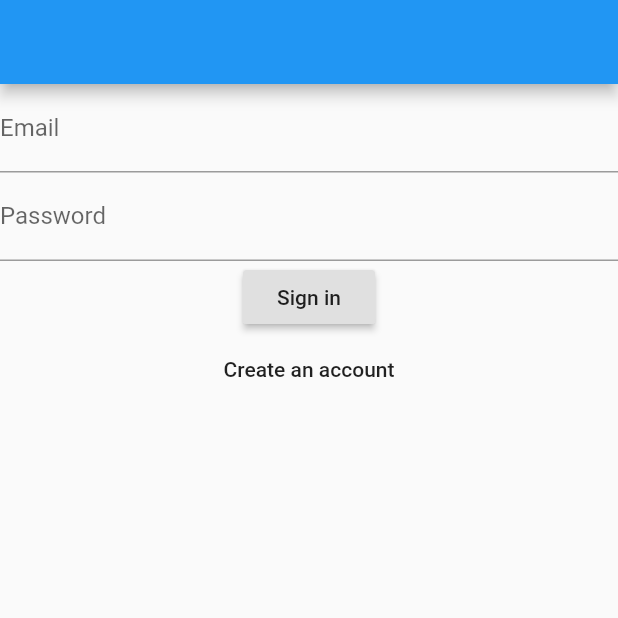
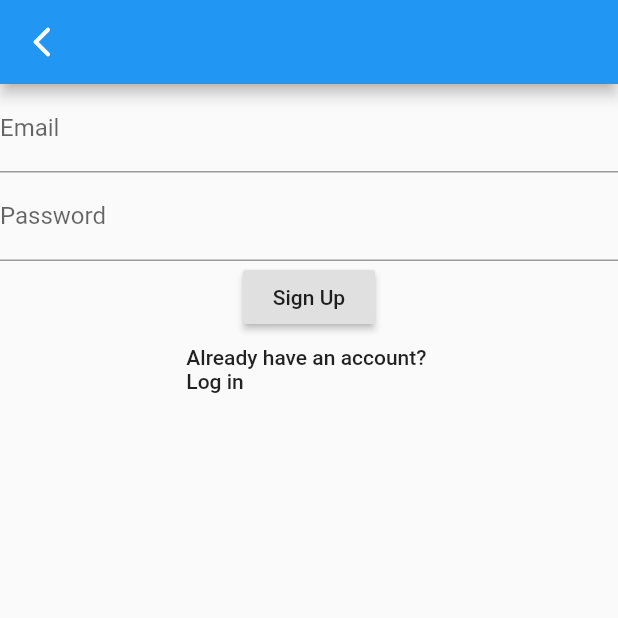
Before and after one commit to RichardMbingi/Simba-Share, a Flutter app: the screen it shows after launch, after a tap on "Create an account", on a phone screen of 412 x 824 dp, the top half of it. Run offline on Flutter 3.47's test engine with Material 2 defaults, Android fonts, the phone set to English and light mode, and no system bars; our stand-ins replace firebase_auth; accounts and stored records are empty.

Commit message:
Sign up and login functionality

```diff
--- a/lib/main.dart
+++ b/lib/main.dart
@@ -48,5 +48,3 @@ class HexColor extends Color {
 
   HexColor(final String hexColor) : super(_getColorFromHex(hexColor));
 }
-
-//TODO: Remove unnecessary pages
--- a/lib/ui/shared/shared.dart
+++ b/lib/ui/shared/shared.dart
@@ -1,2 +1,2 @@
 export 'appTheme.dart';
-export 'designCourseAppTheme.dart';
+export 'stockAppTheme.dart';
--- a/lib/ui/views/categoryListView.dart
+++ b/lib/ui/views/categoryListView.dart
@@ -1,7 +1,7 @@
 import 'package:simba_share/models/category.dart';
 import 'package:simba_share/main.dart';
 import 'package:flutter/material.dart';
-import 'package:simba_share/ui/shared/designCourseAppTheme.dart';
+import 'package:simba_share/ui/shared/stockAppTheme.dart';
 
 class CategoryListView extends StatefulWidget {
   final Function callBack;
--- a/lib/ui/views/homeDesignCourse.dart
+++ b/lib/ui/views/homeView.dart
@@ -1,10 +1,10 @@
 import 'package:simba_share/main.dart';
 import 'package:flutter/material.dart';
 import 'package:firebase_auth/firebase_auth.dart';
-import 'package:simba_share/ui/shared/designCourseAppTheme.dart';
+import 'package:simba_share/ui/shared/stockAppTheme.dart';
 import 'package:simba_share/ui/views/categoryListView.dart';
-import 'package:simba_share/ui/views/courseInfoScreen.dart';
-import 'package:simba_share/ui/views/popularCourseListView.dart';
+import 'package:simba_share/ui/views/stockInfoScreen.dart';
+import 'package:simba_share/ui/views/popularStockListView.dart';
 
 class DesignCourseHomeScreen extends StatefulWidget {
 
--- a/lib/ui/views/loginScreen.dart
+++ b/lib/ui/views/loginView.dart
@@ -1,6 +1,7 @@
 import 'package:firebase_auth/firebase_auth.dart';
 import 'package:flutter/material.dart';
-import 'package:simba_share/ui/views/homeDesignCourse.dart';
+import 'package:simba_share/ui/views/homeView.dart';
+import 'package:simba_share/ui/views/signUpView.dart';
 
 class LoginPage extends StatefulWidget {
   @override
@@ -23,12 +24,13 @@ class _LoginPageState extends State<LoginPage> {
       ),
     );
 
-    return new Scaffold(
-      appBar: new AppBar(),
+    return Scaffold(
+      appBar: AppBar(),
       body: Form(
           key: _formKey,
           child: Column(
             children: <Widget>[
+              //?Email textfield
               TextFormField(
                 validator: (input) {
                   if (input.isEmpty) {
@@ -38,6 +40,8 @@ class _LoginPageState extends State<LoginPage> {
                 decoration: InputDecoration(labelText: 'Email'),
                 onSaved: (input) => _email = input,
               ),
+
+              //?Password textfield
               TextFormField(
                 validator: (input) {
                   if (input.length < 6) {
@@ -48,12 +52,16 @@ class _LoginPageState extends State<LoginPage> {
                 onSaved: (input) => _password = input,
                 obscureText: true,
               ),
+
+              //?Log in button
               RaisedButton(
                 onPressed: signIn,
                 child: Text('Sign in'),
               ),
-              new FlatButton(
-                child: new Text('Create an account'),
+
+              //?Sign up link
+              FlatButton(
+                child: Text('Create an account'),
                 onPressed: userRegister,
               )
             ],
@@ -78,6 +86,9 @@ class _LoginPageState extends State<LoginPage> {
   }
 
   void userRegister() {
-
+    Navigator.push(
+      context,
+      MaterialPageRoute(builder: (context) => SignUpView()),
+    );
   }
 }
--- a/lib/ui/views/popularCourseListView.dart
+++ b/lib/ui/views/popularStockListView.dart
@@ -1,7 +1,7 @@
 import 'package:simba_share/models/category.dart';
 import 'package:simba_share/main.dart';
 import 'package:flutter/material.dart';
-import 'package:simba_share/ui/shared/designCourseAppTheme.dart';
+import 'package:simba_share/ui/shared/stockAppTheme.dart';
 
 class PopularCourseListView extends StatefulWidget {
   final Function callBack;
--- /dev/null
+++ b/lib/ui/views/signUpView.dart
@@ -0,0 +1,106 @@
+import 'package:firebase_auth/firebase_auth.dart';
+import 'package:flutter/material.dart';
+import 'package:simba_share/ui/views/loginView.dart';
+
+class SignUpView extends StatefulWidget {
+  SignUpView({Key key}) : super(key: key);
+
+  @override
+  _SignUpViewState createState() => _SignUpViewState();
+}
+
+class _SignUpViewState extends State<SignUpView> {
+  final GlobalKey<FormState> _formKey = GlobalKey<FormState>();
+  String _username, _password, _email, _confirm_password;
+
+  @override
+  Widget build(BuildContext context) {
+    return Scaffold(
+      appBar: AppBar(),
+      body: Form(
+        key: _formKey,
+        child: Column(
+          children: <Widget>[
+            //!Username textfield
+            // TextFormField(
+            //   validator: (input) {
+            //     if (input.isEmpty) {
+            //       return 'Create a username';
+            //     }
+            //   },
+            //   decoration: InputDecoration(labelText: 'Username'),
+            //   onSaved: (input) => _username = input,
+            // ),
+
+            //?Email textfield
+            TextFormField(
+              validator: (input) {
+                if (input.isEmpty) {
+                  return 'Create a email';
+                }
+              },
+              decoration: InputDecoration(labelText: 'Email'),
+              onSaved: (input) => _email = input,
+            ),
+
+            //?Password textfield
+            TextFormField(
+              obscureText: true,
+              validator: (input) {
+                if (input.length < 6) {
+                  return 'Longer password please';
+                }
+              },
+              decoration: InputDecoration(labelText: 'Password'),
+              onSaved: (input) => _password = input,
+            ),
+
+            //!Confirm password textfield
+            // TextFormField(
+            //   validator: (input) {
+            //     if (input.isEmpty) {
+            //       return 'Create a username';
+            //     }
+            //   },
+            //   decoration: InputDecoration(labelText: 'Confirm password'),
+            //   onSaved: (input) => _confirm_password = input,
+            // ),
+
+            //?Sign up button
+            RaisedButton(
+              child: Text('Sign Up'),
+              //TODO: sign up functionality
+              onPressed: signUp,
+            ),
+
+            //?Log in link
+            FlatButton(
+              child: Text('Already have an account? \nLog in'),
+              onPressed: loginViewLink,
+            )
+          ],
+        ),
+      ),
+    );
+  }
+
+  Future signUp() async {
+    if(_formKey.currentState.validate()){
+      _formKey.currentState.save();
+      try {
+        await FirebaseAuth.instance.createUserWithEmailAndPassword(email: _email, password: _password);
+        Navigator.pushReplacement(context, MaterialPageRoute(builder: (context) => LoginPage()));
+      } catch (e) {
+        print(e.message);
+      }
+    }
+  }
+
+  void loginViewLink() {
+    Navigator.push(context,
+    MaterialPageRoute(builder: (context) => LoginPage()));
+  }
+}
+
+//TODO: Create username registration
+//TODO: Confirm password validation
--- a/lib/ui/views/courseInfoScreen.dart
+++ b/lib/ui/views/stockInfoScreen.dart
@@ -1,5 +1,5 @@
 import 'package:flutter/material.dart';
-import 'package:simba_share/ui/shared/designCourseAppTheme.dart';
+import 'package:simba_share/ui/shared/stockAppTheme.dart';
 
 class CourseInfoScreen extends StatefulWidget {
   @override
--- a/lib/ui/views/views.dart
+++ b/lib/ui/views/views.dart
@@ -1,4 +1,4 @@
-export 'loginScreen.dart';
-export 'homeDesignCourse.dart';
+export 'loginView.dart';
+export 'homeView.dart';
 export 'categoryListView.dart';
-export 'courseInfoScreen.dart';
+export 'stockInfoScreen.dart';
--- a/pubspec.yaml
+++ b/pubspec.yaml
@@ -21,6 +21,7 @@ dependencies:
     sdk: flutter
 
   firebase_auth: ^0.14.0+4
+  cloud_firestore: ^0.12.10
 
   # The following adds the Cupertino Icons font to your application.
   # Use with the CupertinoIcons class for iOS style icons.
```
Also changed, not shown: lib/services/auth.dart (added, +31 -0 lines), lib/ui/shared/stockAppTheme.dart (renamed from lib/ui/shared/designCourseAppTheme.dart), pubspec.lock.
